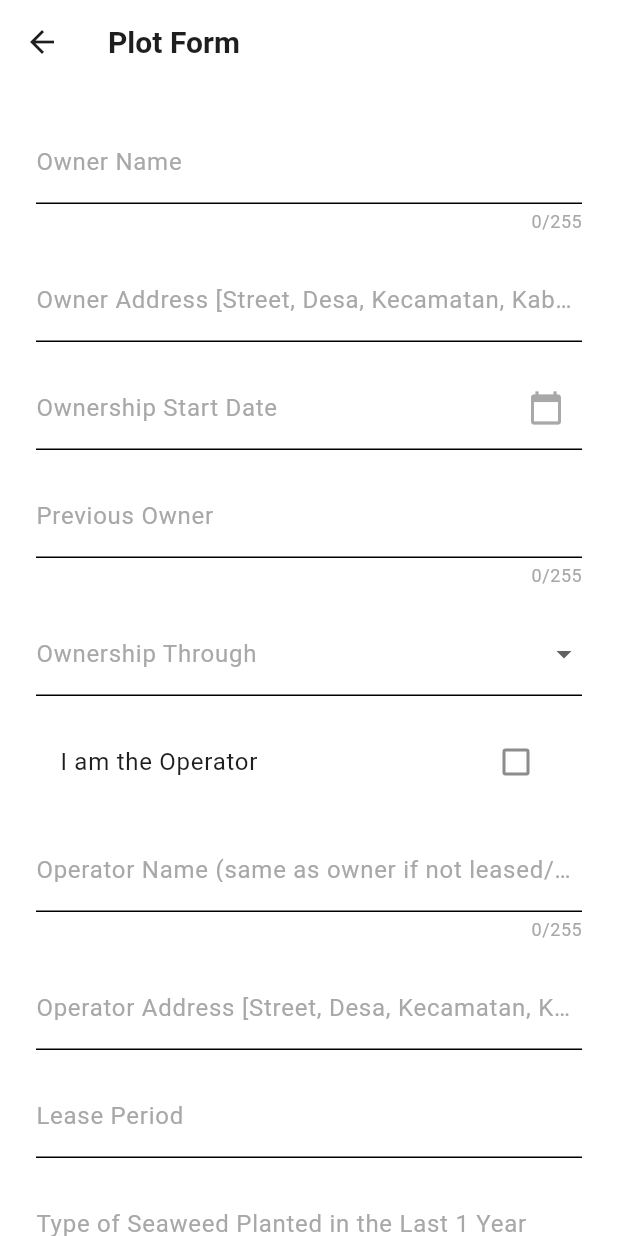
After one commit to presleyprince/digital-commons-flutter-app, a Flutter app: the PlotFormPage screen opened by its route, on a phone screen of 412 x 824 dp. The commit adds this screen. Run offline on Flutter 3.47's test engine with Material 3 defaults, Android fonts, the phone set to English and light mode, and no system bars; our stand-ins replace cached_network_image, carousel_slider, cloud_firestore, dartz, firebase_auth, firebase_core and 12 more; missing offline and left inert: flutter_quill; accounts and stored records are empty; Roboto replaces fonts that are missing (SegoeUI).

Commit message:
Add the plot form page, with all fields and basic client-side validation

```diff
--- /dev/null
+++ b/lib/app/presentation/pages/plot/plot_form.dart
@@ -0,0 +1,330 @@
+import 'package:flutter/material.dart';
+import 'package:flutter/services.dart';
+
+class PlotFormPage extends StatefulWidget {
+  const PlotFormPage({super.key});
+
+  @override
+  State<PlotFormPage> createState() => _PlotFormPageState();
+}
+
+class _PlotFormPageState extends State<PlotFormPage> {
+  final _ownerName = TextEditingController();
+  final _ownerAddress = TextEditingController();
+  final _ownershipStartDate = TextEditingController();
+  final _previousOwner = TextEditingController();
+  final _ownershipThrough = TextEditingController();
+  final _operatorName = TextEditingController();
+  final _operatorAddress = TextEditingController();
+  final _leasePeriod = TextEditingController();
+  final _typeOfSeaweed = TextEditingController();
+  final _plantingCycle = TextEditingController();
+  final _productionCapacity = TextEditingController();
+  final _adjacentPlotOwners1 = TextEditingController();
+  final _adjacentPlotOwners2 = TextEditingController();
+  final _adjacentPlotOwners3 = TextEditingController();
+  final _adjacentPlotOwners4 = TextEditingController();
+  bool _isSameAsOwner = false;
+
+  @override
+  Widget build(BuildContext context) {
+    return Scaffold(
+      appBar: AppBar(
+        title: const Text('Plot Form'),
+      ),
+      body: SingleChildScrollView(
+        padding: const EdgeInsets.all(24),
+        child: Column(
+          crossAxisAlignment: CrossAxisAlignment.stretch,
+          children: [
+            TextFormField(
+              controller: _ownerName,
+              decoration: const InputDecoration(
+                labelText: 'Owner Name',
+              ),
+              maxLength: 255,
+              inputFormatters: [
+                FilteringTextInputFormatter.allow(RegExp(r"[\p{L}\p{M}'\- ]", unicode: true)),
+              ],
+              validator: (value) {
+                if (value == null || value.trim().isEmpty) {
+                  return 'Owner Name is required';
+                }
+                return null;
+              },
+              onChanged: (value) {
+                _ownerName.value = _ownerName.value.copyWith(
+                  text: value.trimLeft(),
+                );
+              },
+            ),
+
+            const SizedBox(height: 16),
+
+            TextFormField(
+              controller: _ownerAddress,
+              decoration: const InputDecoration(
+                labelText: 'Owner Address [Street, Desa, Kecamatan, Kabupaten]',
+              ),
+              validator: (value) {
+                if (value == null || value.trim().isEmpty) {
+                  return 'Owner Address is required';
+                }
+                return null;
+              },
+            ),
+
+            const SizedBox(height: 16),
+
+            TextFormField(
+              controller: _ownershipStartDate,
+              decoration: const InputDecoration(
+                labelText: 'Ownership Start Date',
+                suffixIcon: Icon(Icons.calendar_today),
+              ),
+              readOnly: true,
+              validator: (value) {
+                if (value == null || value.trim().isEmpty) {
+                  return 'Ownership Start Date is required';
+                }
+                return null;
+              },
+              onTap: () async {
+                final picked = await showDatePicker(
+                  context: context,
+                  initialDate: DateTime.now(),
+                  firstDate: DateTime(1900),
+                  lastDate: DateTime.now(),
+                );
+                if (picked != null) {
+                  _ownershipStartDate.text = '${picked.year}-${picked.month.toString().padLeft(2, '0')}-${picked.day.toString().padLeft(2, '0')}';
+                }
+              },
+            ),
+
+            const SizedBox(height: 16),
+
+            TextFormField(
+              controller: _previousOwner,
+              decoration: const InputDecoration(
+                labelText: 'Previous Owner',
+              ),
+              maxLength: 255,
+              inputFormatters: [
+                FilteringTextInputFormatter.allow(RegExp(r"[\p{L}\p{M}'\- ]", unicode: true)),
+              ],
+              validator: (value) {
+                if (value == null || value.trim().isEmpty) {
+                  return 'Previous Owner is required';
+                }
+                return null;
+              },
+              onChanged: (value) {
+                _previousOwner.value = _previousOwner.value.copyWith(
+                  text: value.trimLeft(),
+                );
+              },
+            ),
+
+            const SizedBox(height: 16),
+
+            DropdownButtonFormField<String>(
+              decoration: const InputDecoration(
+                labelText: 'Ownership Through',
+              ),
+              validator: (value) {
+                if (value == null || value.trim().isEmpty) {
+                  return 'Owner Through is required';
+                }
+                return null;
+              },
+              items: const [
+                DropdownMenuItem(value: 'Inherited', child: Text('Inherited')),
+                DropdownMenuItem(value: 'Purchased', child: Text('Purchased')),
+                DropdownMenuItem(value: 'Leased', child: Text('Leased')),
+                DropdownMenuItem(value: 'Gifted', child: Text('Gifted')),
+                DropdownMenuItem(value: 'Other', child: Text('Other')),
+              ],
+              onChanged: (value) {
+                _ownershipThrough.text = value ?? '';
+              },
+            ),
+
+            const SizedBox(height: 16),
+
+            CheckboxListTile(
+              title: const Text('I am the Operator'),
+              value: _isSameAsOwner,
+              tristate: false,
+              onChanged: (value) {
+                setState(() {
+                  _isSameAsOwner = value ?? false;
+                  if (_isSameAsOwner) {
+                    _operatorName.text = _ownerName.text;
+                    _operatorAddress.text = _ownerAddress.text;
+                  } else {
+                    _operatorName.clear();
+                    _operatorAddress.clear();
+                  }
+                });
+              },
+            ),
+
+            const SizedBox(height: 16),
+
+            TextFormField(
+              controller: _operatorName,
+              enabled: !_isSameAsOwner,
+              decoration: const InputDecoration(
+                labelText: 'Operator Name (same as owner if not leased/shared)',
+              ),
+              maxLength: 255,
+              inputFormatters: [
+                FilteringTextInputFormatter.allow(RegExp(r"[\p{L}\p{M}'\- ]", unicode: true)),
+              ],
+              validator: (value) {
+                if (!_isSameAsOwner && (value == null || value.trim().isEmpty)) {
+                  return 'Operator Name is required';
+                }
+                return null;
+              },
+              onChanged: (value) {
+                _operatorName.value = _operatorName.value.copyWith(
+                  text: value.trimLeft(),
+                );
+              },
+            ),
+
+            const SizedBox(height: 16),
+
+            TextFormField(
+              controller: _operatorAddress,
+              enabled: !_isSameAsOwner,
+              validator: (value) {
+                if (!_isSameAsOwner && (value == null || value.trim().isEmpty)) {
+                  return 'Operator Address is required';
+                }
+                return null;
+              },
+              decoration: const InputDecoration(
+                labelText: 'Operator Address [Street, Desa, Kecamatan, Kabupaten]',
+              ),
+            ),
+
+            const SizedBox(height: 16),
+
+            TextFormField(
+              controller: _leasePeriod,
+              enabled: !_isSameAsOwner,
+              validator: (value) {
+                if (!_isSameAsOwner && (value == null || value.trim().isEmpty)) {
+                  return 'Lease Period is required';
+                }
+                return null;
+              },
+              decoration: const InputDecoration(
+                labelText: 'Lease Period',
+              ),
+            ),
+
+            const SizedBox(height: 16),
+
+            TextFormField(
+              controller: _typeOfSeaweed,
+              validator: (value) {
+                if (value == null || value.trim().isEmpty) {
+                  return 'Type of Seaweed is required';
+                }
+                return null;
+              },
+              decoration: const InputDecoration(
+                labelText: 'Type of Seaweed Planted in the Last 1 Year',
+              ),
+            ),
+
+            const SizedBox(height: 16),
+
+            TextFormField(
+              controller: _plantingCycle,
+              validator: (value) {
+                if (value == null || value.trim().isEmpty) {
+                  return 'Planting Cycle is required';
+                }
+                return null;
+              },
+              decoration: const InputDecoration(
+                labelText: 'Planting Cycle Per Year',
+              ),
+              keyboardType: TextInputType.number,
+            ),
+
+            const SizedBox(height: 16),
+
+            TextFormField(
+              controller: _productionCapacity,
+              validator: (value) {
+                if (value == null || value.trim().isEmpty) {
+                  return 'Production Capacity is required';
+                }
+                return null;
+              },
+              decoration: const InputDecoration(
+                labelText: 'Production Capacity Per Planting Cycle (kg)',
+              ),
+              keyboardType: TextInputType.number,
+            ),
+
+            const SizedBox(height: 16),
+
+            TextFormField(
+              controller: _adjacentPlotOwners1,
+              validator: (value) {
+                if (value == null || value.trim().isEmpty) {
+                  return 'At least 1 Adjacent Plot Owner is required';
+                }
+                return null;
+              },
+              decoration: const InputDecoration(
+                labelText: 'Adjacent Plot Owners',
+              ),
+            ),
+
+            const SizedBox(height: 16),
+
+            TextFormField(
+              controller: _adjacentPlotOwners2,
+              decoration: const InputDecoration(
+                labelText: 'Adjacent Plot Owners',
+              ),
+            ),
+
+            const SizedBox(height: 16),
+
+            TextFormField(
+              controller: _adjacentPlotOwners3,
+              decoration: const InputDecoration(
+                labelText: 'Adjacent Plot Owners',
+              ),
+            ),
+
+            const SizedBox(height: 16),
+
+            TextFormField(
+              controller: _adjacentPlotOwners4,
+              decoration: const InputDecoration(
+                labelText: 'Adjacent Plot Owners',
+              ),
+            ),
+
+            const SizedBox(height: 24),
+
+            ElevatedButton(
+              onPressed: () {},
+              child: const Text('Submit'),
+            ),
+          ],
+        ),
+      ),
+    );
+  }
+}
--- a/lib/app/presentation/pages/seaweed_farmer_home.dart
+++ b/lib/app/presentation/pages/seaweed_farmer_home.dart
@@ -45,6 +45,14 @@ class SeaweedFarmerHome extends StatelessWidget {
                 icon: const Icon(Icons.add_location_alt),
                 label: const Text('Open GPS Plot Recorder'),
               ),
+              const SizedBox(height: 12),
+              ElevatedButton.icon(
+                onPressed: () {
+                  context.push('/home/plot-form');
+                },
+                icon: const Icon(Icons.task_alt),
+                label: const Text('Verify Existing Plot'),
+              ),
             ],
           ),
         ),
--- a/lib/router.dart
+++ b/lib/router.dart
@@ -15,6 +15,7 @@ import 'package:digital_shores/app/presentation/pages/information/information_pa
 import 'package:digital_shores/app/presentation/pages/plot/my_plot_page.dart';
 import 'package:digital_shores/app/presentation/pages/plot/saved_plot_detail_page.dart';
 import 'package:digital_shores/app/presentation/pages/plot/saved_plots_page.dart';
+import 'package:digital_shores/app/presentation/pages/plot/plot_form.dart';
 import 'package:digital_shores/app/presentation/pages/profile/delete_account_otp_page.dart';
 import 'package:digital_shores/app/presentation/pages/profile/delete_account_page.dart';
 import 'package:digital_shores/app/presentation/pages/profile/edit_profile_page.dart';
@@ -136,6 +137,10 @@ final router = GoRouter(
                   ],
                 ),
                 GoRoute(
+                  path: 'plot-form',
+                  builder: (context, state) => const PlotFormPage(),
+                ),
+                GoRoute(
                   path: 'my-finance',
                   parentNavigatorKey: _sectionNavigatorKey,
                   builder: (context, state) {
```
